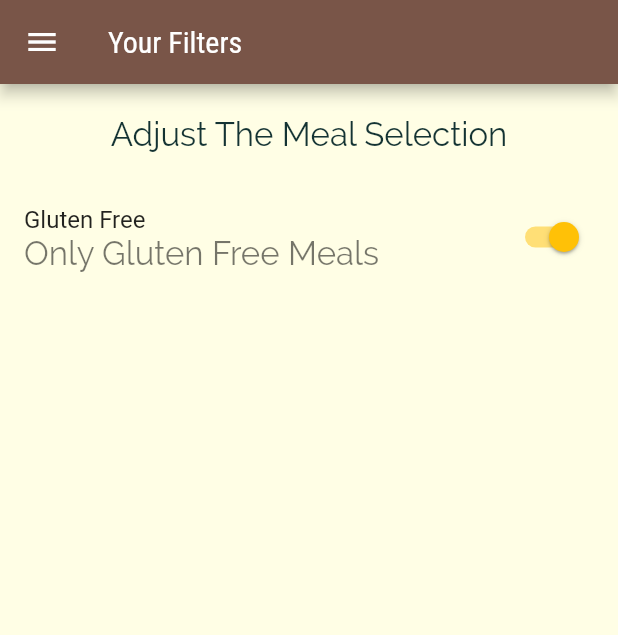
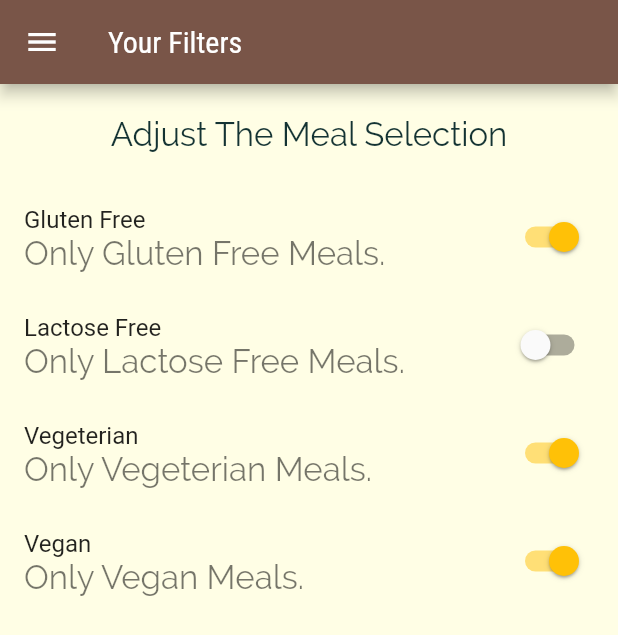
Before and after one commit to cosmasnyairo/meals_app, a Flutter app: the FilterScreen screen opened by its route, after a tap on "Gluten Free", on a phone screen of 412 x 824 dp. Shown: the top 635 px of the screen. Run offline on Flutter 3.47's test engine with Material 2 defaults, Android fonts, the phone set to English and light mode, and no system bars.

```diff
--- a/lib/screens/filters_screen.dart
+++ b/lib/screens/filters_screen.dart
@@ -11,6 +11,20 @@ class _FilterScreenState extends State<FilterScreen> {
   var _Vegan = true;
   var _Vegetarian = true;
   var _LactoseFree = false;
+
+  Widget _buildSwitchListTile(
+    String title,
+    String description,
+    bool currentValue,
+    Function updateValue,
+  ) {
+    return SwitchListTile(
+      title: Text(title),
+      subtitle: Text(description),
+      onChanged: updateValue,
+      value: currentValue,
+    );
+  }
 
   @override
   Widget build(BuildContext context) {
@@ -29,21 +43,51 @@ class _FilterScreenState extends State<FilterScreen> {
             alignment: Alignment.center,
             padding: EdgeInsets.all(20),
             child: Text('Adjust The Meal Selection',
-            style: Theme.of(context).textTheme.body1),
+                style: Theme.of(context).textTheme.body1),
           ),
           Expanded(
             child: ListView(
               children: <Widget>[
-                SwitchListTile(
-                  title: Text('Gluten Free'),
-                  value: _GlutenFree,
-                  subtitle: Text('Only Gluten Free Meals'),
-                  onChanged: (newvalue){
+                _buildSwitchListTile(
+                  'Gluten Free',
+                  'Only Gluten Free Meals.',
+                  _GlutenFree,
+                  (updateValue){
                     setState(() {
-                      _GlutenFree=newvalue;
+                      _GlutenFree =updateValue;
                     });
-                  },
-                )
+                  }
+                ),
+                _buildSwitchListTile(
+                  'Lactose Free',
+                  'Only Lactose Free Meals.',
+                  _LactoseFree,
+                  (updateValue){
+                    setState(() {
+                      _LactoseFree =updateValue;
+                    });
+                  }
+                ),
+                _buildSwitchListTile(
+                  'Vegeterian',
+                  'Only Vegeterian Meals.',
+                  _Vegetarian,
+                  (updateValue){
+                    setState(() {
+                      _Vegetarian =updateValue;
+                    });
+                  }
+                ),
+                _buildSwitchListTile(
+                  'Vegan',
+                  'Only Vegan Meals.',
+                   _Vegan,
+                  (updateValue){
+                    setState(() {
+                      _Vegan =updateValue;
+                    });
+                  }
+                ),
               ],
             ),
           )
```
